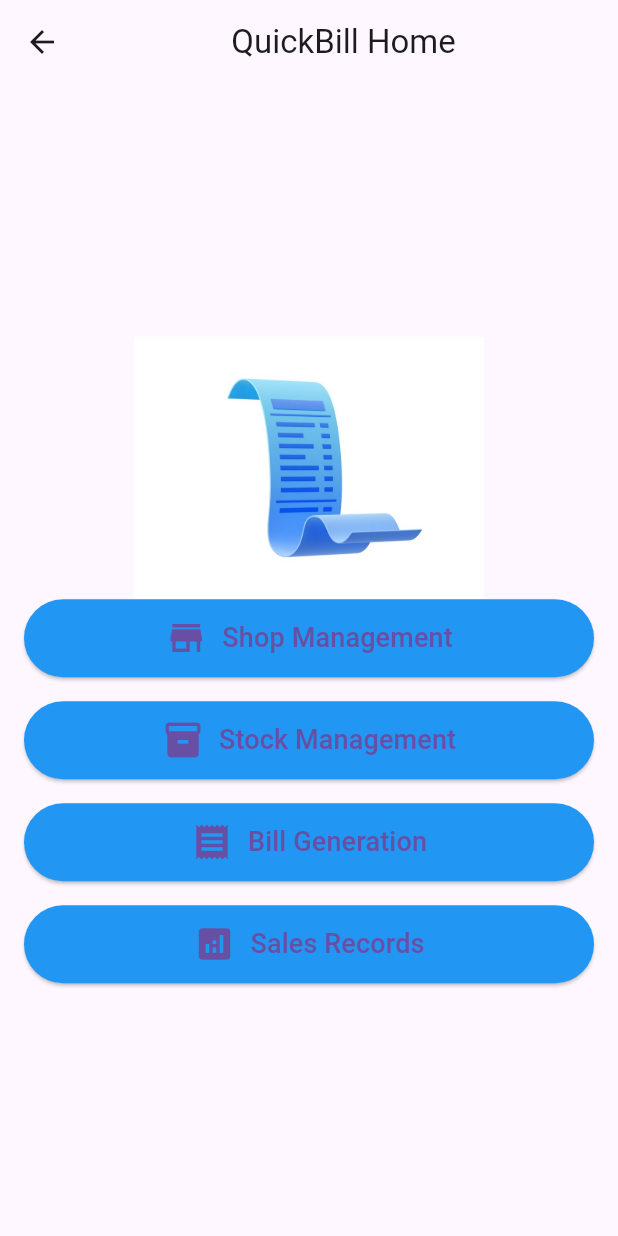
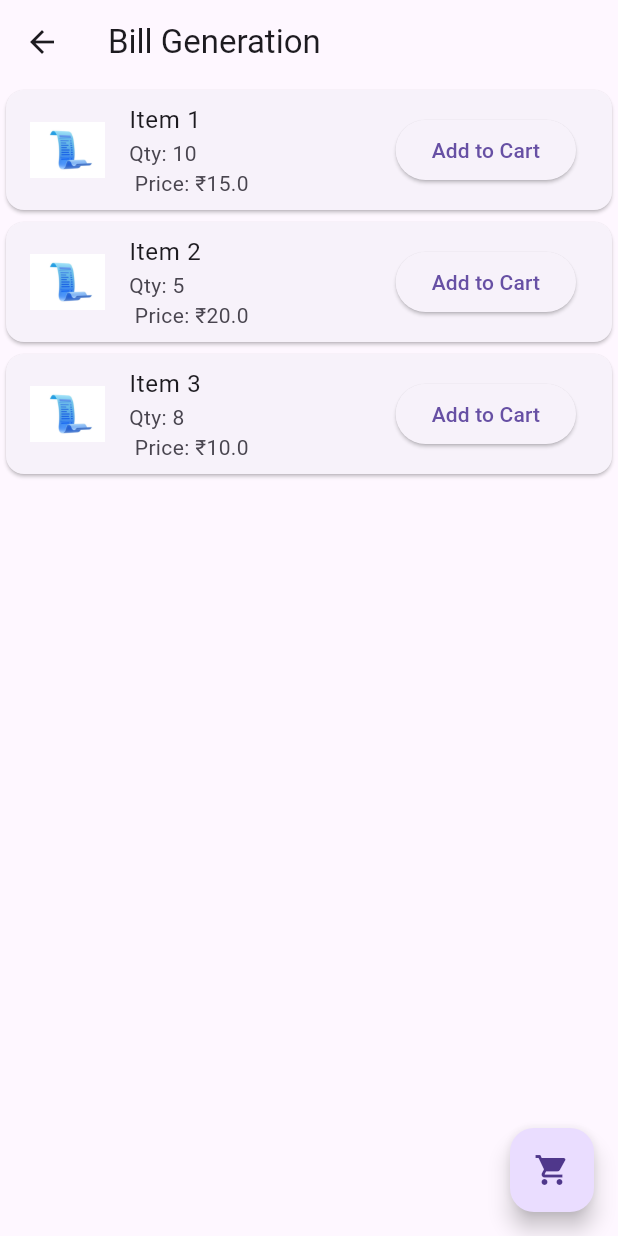
Before and after one commit to MayankMeghani/QuickBill, a Flutter app: the HomePage screen opened directly, after a tap on "Bill Generation", on a phone screen of 412 x 824 dp. Run offline on Flutter 3.47's test engine with Material 3 defaults, Android fonts, the phone set to English and light mode, and no system bars.

Commit message:
routes & stateful widget

```diff
--- /dev/null
+++ b/lib/Classes/Item.dart
@@ -0,0 +1,14 @@
+
+class Item {
+  final String name;
+  final String imageUrl;
+  int quantity;
+  final double price;
+
+  Item({
+    required this.name,
+    required this.imageUrl,
+    required this.quantity,
+    required this.price,
+  });
+}
--- /dev/null
+++ b/lib/Pages/BillGenerationPage.dart
@@ -0,0 +1,98 @@
+import 'package:flutter/material.dart';
+import '../Classes/Item.dart';
+import '../Widgets/ItemCard.dart';
+
+
+class BillGenerationPage extends StatefulWidget {
+  @override
+  _BillGenerationPageState createState() => _BillGenerationPageState();
+}
+
+class _BillGenerationPageState extends State<BillGenerationPage> {
+  List<Item> items = [
+    Item(name: 'Item 1', imageUrl: 'assets/images/bill.jpg', quantity: 10, price: 15.0),
+    Item(name: 'Item 2', imageUrl: 'assets/images/bill.jpg', quantity: 5, price: 20.0),
+    Item(name: 'Item 3', imageUrl: 'assets/images/bill.jpg', quantity: 8, price: 10.0),
+  ];
+
+  List<Item> cartItems = [];
+
+  void addToCart(Item item) {
+    setState(() {
+      cartItems.add(item);
+    });
+  }
+
+  void removeFromCart(Item item) {
+    setState(() {
+      cartItems.remove(item);
+    });
+  }
+
+  bool isItemInCart(Item item) {
+    return cartItems.contains(item);
+  }
+
+  @override
+  Widget build(BuildContext context) {
+    return Scaffold(
+      appBar: AppBar(
+        title: Text('Bill Generation'),
+      ),
+      body: ListView.builder(
+        itemCount: items.length,
+        itemBuilder: (context, index) {
+          final item = items[index];
+          final inCart = isItemInCart(item);
+
+          // Create the button based on whether the item is in the cart
+          final button = ElevatedButton(
+            onPressed: inCart
+                ? () => removeFromCart(item)
+                : () => addToCart(item),
+            child: Text(inCart ? 'Remove from Cart' : 'Add to Cart'),
+          );
+
+          return ItemCard(item: item, trailingButton: button);
+        },
+      ),
+      floatingActionButton: Stack(
+        clipBehavior: Clip.none,
+        children: [
+          FloatingActionButton(
+            onPressed: () {
+              // Handle navigation to cart page or display cart items
+            },
+            child: Icon(Icons.shopping_cart),
+            tooltip: 'Go to Cart',
+          ),
+          if (cartItems.isNotEmpty)
+            Positioned(
+              top: -10,
+              right: -10,
+              child: Container(
+                padding: EdgeInsets.all(4),
+                decoration: BoxDecoration(
+                  color: Colors.red,
+                  borderRadius: BorderRadius.circular(12),
+                ),
+                constraints: BoxConstraints(
+                  minWidth: 24,
+                  minHeight: 24,
+                ),
+                child: Text(
+                  '${cartItems.length}',
+                  style: TextStyle(
+                    color: Colors.white,
+                    fontSize: 12,
+                  ),
+                  textAlign: TextAlign.center,
+                ),
+              ),
+            ),
+        ],
+      ),
+      floatingActionButtonLocation: FloatingActionButtonLocation.endFloat,
+    );
+  }
+}
--- a/lib/HomePage.dart
+++ b/lib/Pages/HomePage.dart
@@ -27,7 +27,7 @@ class HomePage extends StatelessWidget {
               icon: Icons.store,
               text: 'Shop Management',
               onPressed: () {
-                // Navigate to Shop Management page
+                Navigator.pushNamed(context, '/shopManagement');
               },
             ),
             SizedBox(height: 16),
@@ -35,7 +35,7 @@ class HomePage extends StatelessWidget {
               icon: Icons.inventory,
               text: 'Stock Management',
               onPressed: () {
-                // Navigate to Stock Management page
+                Navigator.pushNamed(context, '/stockManagement');
               },
             ),
             SizedBox(height: 16),
@@ -43,7 +43,7 @@ class HomePage extends StatelessWidget {
               icon: Icons.receipt,
               text: 'Bill Generation',
               onPressed: () {
-                Navigator.pushNamed(context, '/items');// Navigate to Bill Generation page
+                Navigator.pushNamed(context, '/billGeneration');
               },
             ),
             SizedBox(height: 16),
@@ -51,7 +51,7 @@ class HomePage extends StatelessWidget {
               icon: Icons.analytics,
               text: 'Sales Records',
               onPressed: () {
-                // Navigate to Sales Records page
+                Navigator.pushNamed(context, '/salesRecords');
               },
             ),
           ],
--- /dev/null
+++ b/lib/Widgets/ItemCard.dart
@@ -0,0 +1,25 @@
+
+import 'package:flutter/material.dart';
+import '../Classes/Item.dart';
+class ItemCard extends StatelessWidget {
+  final Item item;
+  final Widget trailingButton;
+
+  const ItemCard({
+    Key? key,
+    required this.item,
+    required this.trailingButton,
+  }) : super(key: key);
+
+  @override
+  Widget build(BuildContext context) {
+    return Card(
+      child: ListTile(
+        leading: Image.asset(item.imageUrl, width: 50, height: 50),
+        title: Text(item.name),
+        subtitle: Text('Qty: ${item.quantity} \n Price: ₹${item.price}'),
+        trailing: trailingButton,  // Use the passed button
+      ),
+    );
+  }
+}
```
Also changed, not shown: lib/ItemsList.dart (deleted, +0 -55 lines), lib/Pages/sample.dart (added, +33 -0 lines), lib/main.dart (+10 -5 lines).
